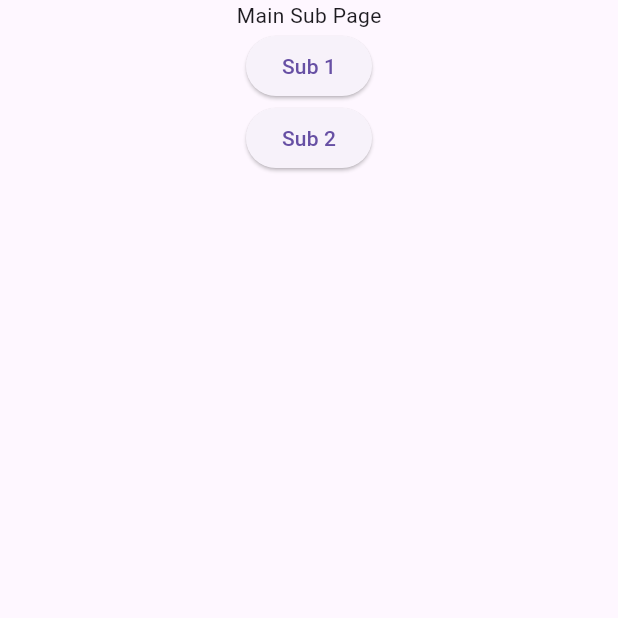
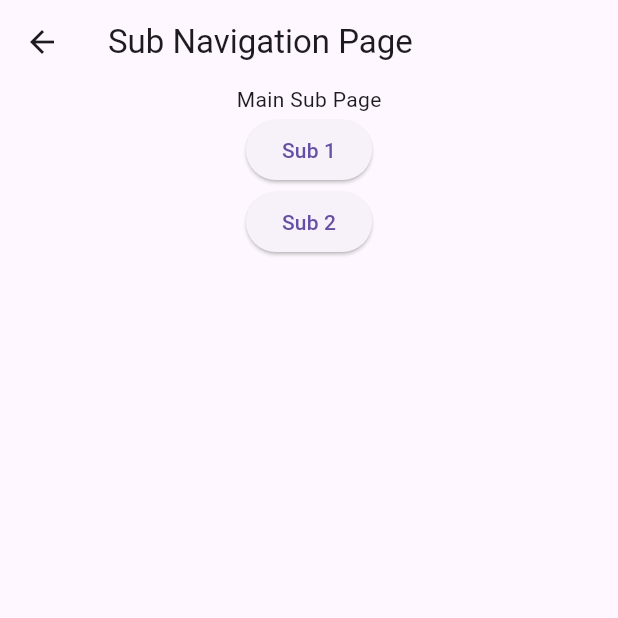
Before and after one commit to arielccjr/MobileApp-workbook, a Flutter app: the screen it shows after launch, after a tap on the "navigation" icon, on a phone screen of 412 x 824 dp, the top half of it. Run offline on Flutter 3.47's test engine with Material 3 defaults, Android fonts, the phone set to English and light mode, and no system bars.

Commit message:
Week 05 Sub Pages 1 and 2

```diff
--- a/week_05_navigation_demo/lib/main.dart
+++ b/week_05_navigation_demo/lib/main.dart
@@ -3,6 +3,7 @@ import 'package:week_05_navigation_demo/pages/home.dart';
 import 'package:week_05_navigation_demo/pages/page_one.dart';
 import 'package:week_05_navigation_demo/pages/page_two.dart';
 import 'package:week_05_navigation_demo/pages/sub_pages/sub.dart';
+import 'package:week_05_navigation_demo/pages/sub_pages/sub_manager.dart';
 
 void main() {
   runApp(const MainApp());
@@ -33,7 +34,9 @@ class MainApp extends StatelessWidget {
             page = MaterialPageRoute(builder: (context) => const PageTwo());
             break;
           case SubPage.routeName:
-            page = MaterialPageRoute(builder: (context) => const SubPage());
+            page = MaterialPageRoute(
+              builder: (context) => const SubManager(),
+            );
         }
 
         return page;
--- a/week_05_navigation_demo/lib/pages/sub_pages/sub1.dart
+++ b/week_05_navigation_demo/lib/pages/sub_pages/sub1.dart
@@ -0,0 +1,16 @@
+import 'package:flutter/material.dart';
+
+class SubPage1 extends StatelessWidget {
+  const SubPage1({super.key});
+
+  static const routeName = 'sub_page1';
+
+  @override
+  Widget build(BuildContext context) {
+    return const Scaffold(
+      body: Center(
+        child: Text('Sub Page 1'),
+      ),
+    );
+  }
+}
--- a/week_05_navigation_demo/lib/pages/sub_pages/sub2.dart
+++ b/week_05_navigation_demo/lib/pages/sub_pages/sub2.dart
@@ -0,0 +1,16 @@
+import 'package:flutter/material.dart';
+
+class SubPage2 extends StatelessWidget {
+  const SubPage2({super.key});
+
+  static const routeName = 'sub_page2';
+
+  @override
+  Widget build(BuildContext context) {
+    return const Scaffold(
+      body: Center(
+        child: Text('Sub Page 2'),
+      ),
+    );
+  }
+}
--- a/week_05_navigation_demo/lib/pages/sub_pages/sub_manager.dart
+++ b/week_05_navigation_demo/lib/pages/sub_pages/sub_manager.dart
@@ -17,6 +17,18 @@ class _SubManagerState extends State<SubManager> {
       ),
       body: Navigator(
         initialRoute: SubPage.routeName,
+        onGenerateRoute: (settings) {
+          Widget page = const Text('DEFAULT PAGE');
+
+          switch (settings.name) {
+            case SubPage.routeName:
+              page = SubPage();
+              break;
+          }
+
+          return MaterialPageRoute(
+              builder: (context) => page, settings: settings);
+        },
       ),
     );
   }
```
